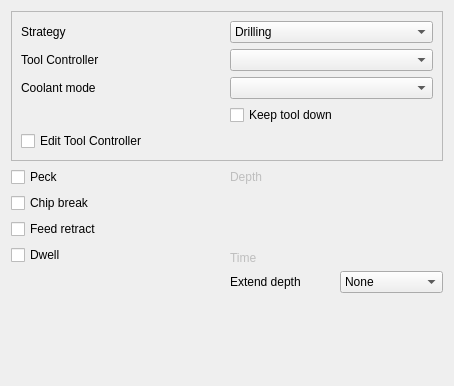
Old version of the form src/Mod/CAM/Gui/Resources/panels/PageOpDrillingEdit.ui in the repository Connor9220/FreeCAD.
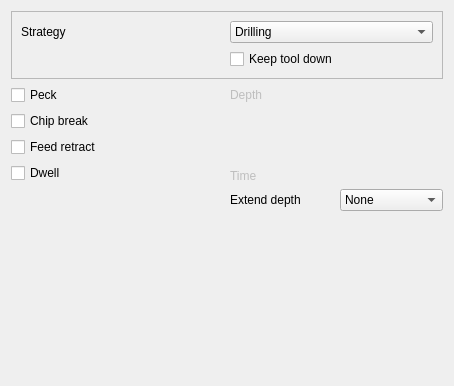
New version of the form. Custom widgets are drawn as their Qt base class.

Patch:
```diff
--- a/src/Mod/CAM/Gui/Resources/panels/PageOpDrillingEdit.ui
+++ b/src/Mod/CAM/Gui/Resources/panels/PageOpDrillingEdit.ui
@@ -53,35 +53,7 @@
         </item>
        </widget>
       </item>
-      <item row="1" column="0">
-       <widget class="QLabel" name="label_2">
-        <property name="text">
-         <string>Tool Controller</string>
-        </property>
-       </widget>
-      </item>
       <item row="1" column="1">
-       <widget class="QComboBox" name="toolController">
-        <property name="toolTip">
-         <string>The tool and its settings to be used for this operation</string>
-        </property>
-       </widget>
-      </item>
-      <item row="2" column="0">
-       <widget class="QLabel" name="label_3">
-        <property name="text">
-         <string>Coolant mode</string>
-        </property>
-       </widget>
-      </item>
-      <item row="2" column="1">
-       <widget class="QComboBox" name="coolantController">
-        <property name="toolTip">
-         <string>The tool and its settings to be used for this operation</string>
-        </property>
-       </widget>
-      </item>
-      <item row="3" column="1">
        <widget class="QCheckBox" name="KeepToolDownEnabled">
         <property name="toolTip">
          <string>Do not retract after every hole</string>
@@ -91,13 +63,6 @@
         </property>
        </widget>
       </item>
-      <item row="4" column="0" colspan="2">
-       <widget class="QCheckBox" name="editToolController">
-        <property name="text">
-         <string>Edit Tool Controller</string>
-        </property>
-       </widget>
-      </item>
      </layout>
     </widget>
    </item>
```
Left out of the diff: 1 changed line with no effect on the pictures.
